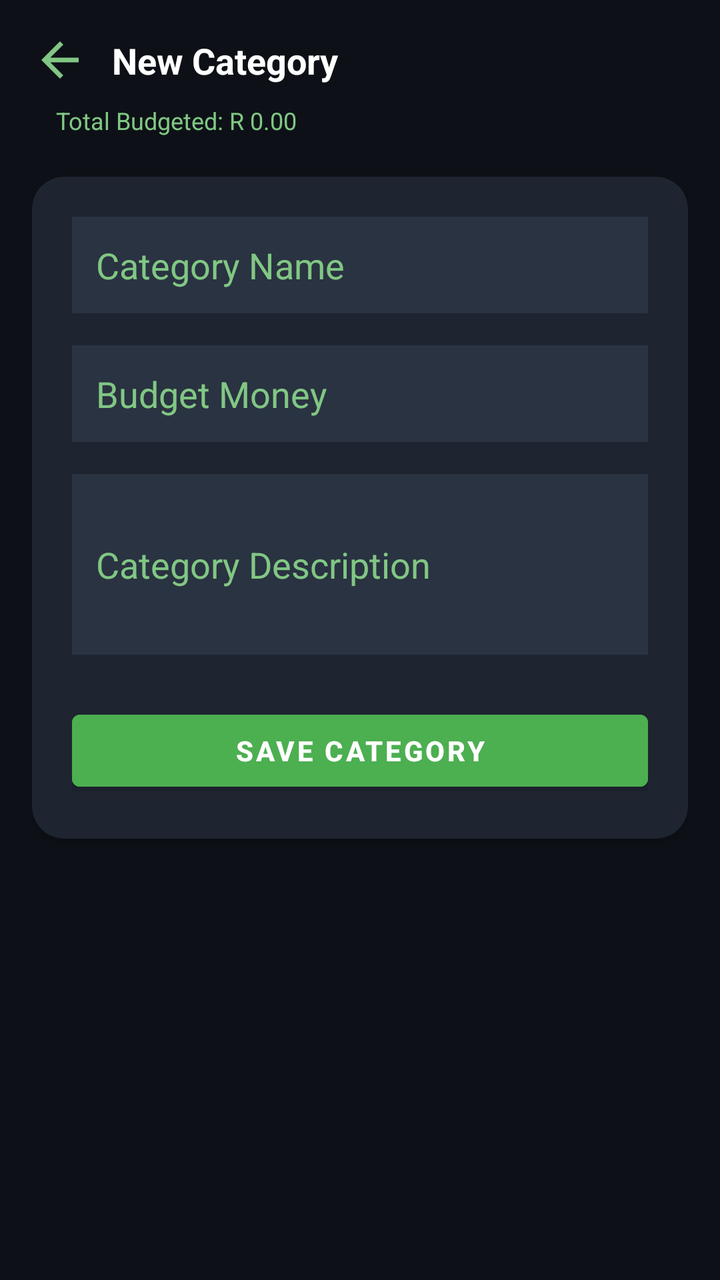
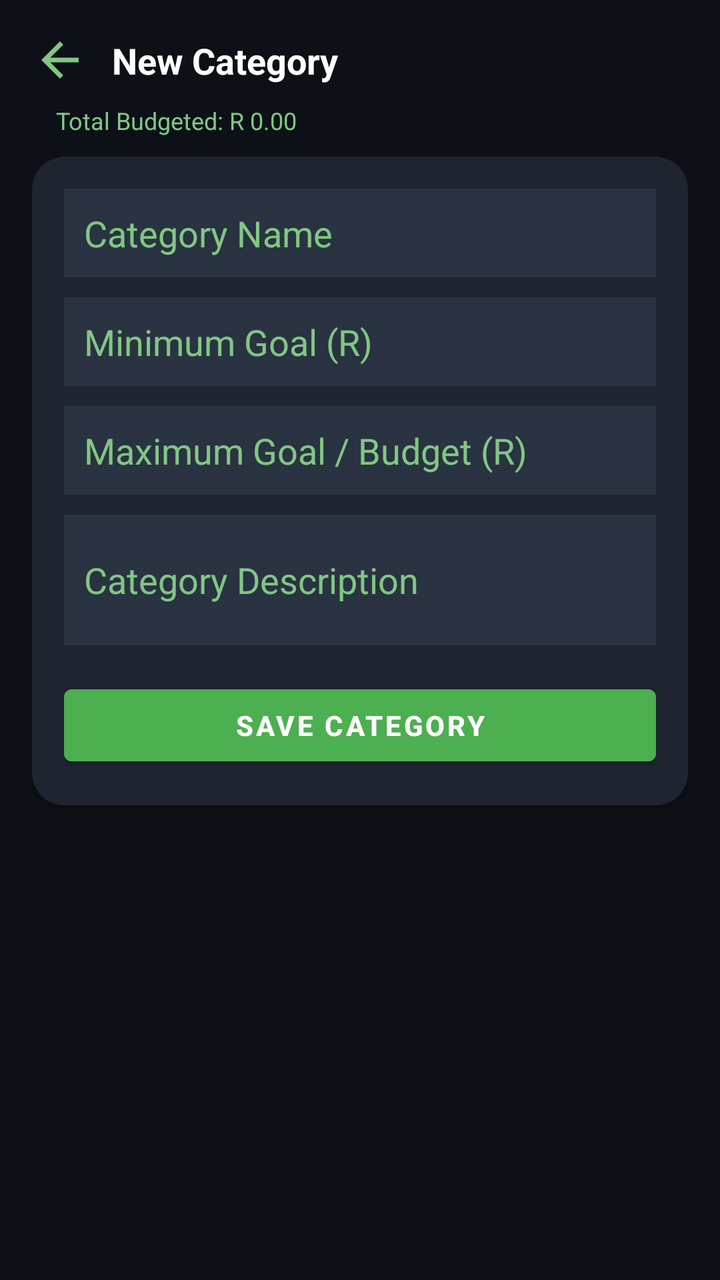

Compare the two renders of this Android layout. The source of the first and the diff that turns it into the second are given below.
<!-- AndroidManifest.xml: application theme Theme.BudgetasYouGO -->
<!-- res/layout/category_page.xml -->
<?xml version="1.0" encoding="utf-8"?>
<androidx.constraintlayout.widget.ConstraintLayout
    xmlns:android="http://schemas.android.com/apk/res/android"
    xmlns:app="http://schemas.android.com/apk/res-auto"
    xmlns:tools="http://schemas.android.com/tools"
    android:id="@+id/categoryLayout"
    android:layout_width="match_parent"
    android:layout_height="match_parent"
    android:padding="16dp"
    android:background="#0D1117"
    tools:context=".category">

    
    <ImageView
        android:id="@+id/backIcon"
        android:layout_width="28dp"
        android:layout_height="28dp"
        android:src="@drawable/arrow_back"
        android:contentDescription="Back"
        android:onClick="back_homes"
        app:tint="#81C784"
        app:layout_constraintTop_toTopOf="parent"
        app:layout_constraintStart_toStartOf="parent" />

    
    <TextView
        android:id="@+id/titleText"
        android:layout_width="wrap_content"
        android:layout_height="wrap_content"
        android:text="New Category"
        android:textSize="18sp"
        android:textColor="#FFFFFF"
        android:textStyle="bold"
        android:layout_marginStart="12dp"
        app:layout_constraintTop_toTopOf="parent"
        app:layout_constraintStart_toEndOf="@id/backIcon"
        app:layout_constraintBottom_toBottomOf="@id/backIcon" />

    <TextView
        android:id="@+id/totalSpendingView"
        android:layout_width="wrap_content"
        android:layout_height="wrap_content"
        android:text="Total Budgeted: R 0.00"
        android:textSize="12sp"
        android:textColor="#81C784"
        android:layout_marginStart="12dp"
        app:layout_constraintTop_toBottomOf="@id/backIcon"
        app:layout_constraintStart_toStartOf="parent"
        android:layout_marginTop="8dp" />

    
    <androidx.cardview.widget.CardView
        android:id="@+id/formCard"
        android:layout_width="0dp"
        android:layout_height="wrap_content"
        android:layout_marginTop="20dp"
        android:layout_marginBottom="16dp"
        app:cardElevation="2dp"
        app:cardCornerRadius="16dp"
        app:cardBackgroundColor="#1E2430"
        app:layout_constraintTop_toBottomOf="@id/totalSpendingView"
        app:layout_constraintStart_toStartOf="parent"
        app:layout_constraintEnd_toEndOf="parent">

        <LinearLayout
            android:layout_width="match_parent"
            android:layout_height="wrap_content"
            android:orientation="vertical"
            android:padding="20dp">

            
            <EditText
                android:id="@+id/categoryName"
                android:layout_width="match_parent"
                android:layout_height="wrap_content"
                android:hint="Category Name"
                android:textColor="#FFFFFF"
                android:textColorHint="#81C784"
                android:background="#2A3341"
                android:padding="12dp" />

            
            <EditText
                android:id="@+id/categoryBudget"
                android:layout_width="match_parent"
                android:layout_height="wrap_content"
                android:hint="Budget Money"
                android:inputType="numberDecimal"
                android:textColor="#FFFFFF"
                android:textColorHint="#81C784"
                android:background="#2A3341"
                android:padding="12dp"
                android:layout_marginTop="16dp"/>

            
            <EditText
                android:id="@+id/categoryDescription"
                android:layout_width="match_parent"
                android:layout_height="wrap_content"
                android:hint="Category Description"
                android:minLines="3"
                android:inputType="textMultiLine"
                android:textColor="#FFFFFF"
                android:textColorHint="#81C784"
                android:background="#2A3341"
                android:padding="12dp"
                android:layout_marginTop="16dp" />

            
            <Button
                android:id="@+id/saveCategoryButton"
                android:layout_width="match_parent"
                android:layout_height="48dp"
                android:text="SAVE CATEGORY"
                android:textColor="#FFFFFF"
                android:backgroundTint="#4CAF50"
                android:layout_gravity="center_horizontal"
                android:layout_marginTop="24dp"
                android:textStyle="bold"
                android:textSize="14sp" />

        </LinearLayout>
    </androidx.cardview.widget.CardView>

    
    <ScrollView
        android:layout_width="0dp"
        android:layout_height="0dp"
        android:layout_marginTop="16dp"
        android:fillViewport="true"
        app:layout_constraintTop_toBottomOf="@id/formCard"
        app:layout_constraintStart_toStartOf="parent"
        app:layout_constraintEnd_toEndOf="parent"
        app:layout_constraintBottom_toBottomOf="parent">

        <HorizontalScrollView
            android:layout_width="match_parent"
            android:layout_height="wrap_content"
            android:scrollbars="none">

            <LinearLayout
                android:layout_width="wrap_content"
                android:layout_height="wrap_content"
                android:orientation="vertical"
                android:paddingBottom="16dp"
                android:layout_gravity="center">

                
                <com.github.mikephil.charting.charts.BarChart
                    android:id="@+id/categoryChart"
                    android:layout_width="600dp"
                    android:layout_height="300dp"
                    android:visibility="gone" />

                
                <com.github.mikephil.charting.charts.PieChart
                    android:id="@+id/categoryPieChart"
                    android:layout_width="300dp"
                    android:layout_height="300dp"
                    android:layout_marginTop="16dp"
                    android:layout_gravity="center"
                    android:visibility="gone" />

            </LinearLayout>
        </HorizontalScrollView>
    </ScrollView>

</androidx.constraintlayout.widget.ConstraintLayout>
<!-- resources referenced by this layout -->
<resources>
  <!-- drawable arrow_back (drawable) -->
  <vector xmlns:android="http://schemas.android.com/apk/res/android"
      android:width="24dp"
      android:height="24dp"
      android:viewportWidth="24"
      android:viewportHeight="24">
      <path
          android:fillColor="#FF000000"
          android:pathData="M20,11H7.83l5.59-5.59L12,4l-8,8 8,8 1.41-1.41L7.83,13H20v-2z"/>
  </vector>
  <style name="Theme.BudgetasYouGO" parent="Theme.MaterialComponents.NoActionBar">
          
          <item name="colorPrimary">@color/purple_500</item>
          <item name="colorPrimaryVariant">@color/purple_700</item>
          <item name="colorOnPrimary">@color/white</item>
          
          <item name="colorSecondary">@color/teal_200</item>
          <item name="colorSecondaryVariant">@color/teal_700</item>
          <item name="colorOnSecondary">@color/black</item>
          
          <item name="android:statusBarColor">?attr/colorPrimaryVariant</item>
          
      </style>
  <color name="purple_500">#FF6200EE</color>
  <color name="purple_700">#FF3700B3</color>
  <color name="white">#FFFFFFFF</color>
  <color name="teal_200">#FF03DAC5</color>
  <color name="teal_700">#FF018786</color>
  <color name="black">#FF000000</color>
</resources>

<!-- the commit's change to res/layout/category_page.xml (unified diff, before → after) -->
@@ -53,7 +53,7 @@
         android:id="@+id/formCard"
         android:layout_width="0dp"
         android:layout_height="wrap_content"
-        android:layout_marginTop="20dp"
+        android:layout_marginTop="10dp"
         android:layout_marginBottom="16dp"
         app:cardElevation="2dp"
         app:cardCornerRadius="16dp"
@@ -66,7 +66,7 @@
             android:layout_width="match_parent"
             android:layout_height="wrap_content"
             android:orientation="vertical"
-            android:padding="20dp">
+            android:padding="16dp">
 
             
             <EditText
@@ -77,20 +77,33 @@
                 android:textColor="#FFFFFF"
                 android:textColorHint="#81C784"
                 android:background="#2A3341"
-                android:padding="12dp" />
+                android:padding="10dp" />
+
+            
+            <EditText
+                android:id="@+id/categoryMinGoal"
+                android:layout_width="match_parent"
+                android:layout_height="wrap_content"
+                android:hint="Minimum Goal (R)"
+                android:inputType="numberDecimal"
+                android:textColor="#FFFFFF"
+                android:textColorHint="#81C784"
+                android:background="#2A3341"
+                android:padding="10dp"
+                android:layout_marginTop="10dp"/>
 
             
             <EditText
                 android:id="@+id/categoryBudget"
                 android:layout_width="match_parent"
                 android:layout_height="wrap_content"
-                android:hint="Budget Money"
+                android:hint="Maximum Goal / Budget (R)"
                 android:inputType="numberDecimal"
                 android:textColor="#FFFFFF"
                 android:textColorHint="#81C784"
                 android:background="#2A3341"
-                android:padding="12dp"
-                android:layout_marginTop="16dp"/>
+                android:padding="10dp"
+                android:layout_marginTop="10dp"/>
 
             
             <EditText
@@ -98,13 +111,13 @@
                 android:layout_width="match_parent"
                 android:layout_height="wrap_content"
                 android:hint="Category Description"
-                android:minLines="3"
+                android:minLines="2"
                 android:inputType="textMultiLine"
                 android:textColor="#FFFFFF"
                 android:textColorHint="#81C784"
                 android:background="#2A3341"
-                android:padding="12dp"
-                android:layout_marginTop="16dp" />
+                android:padding="10dp"
+                android:layout_marginTop="10dp" />
 
             
             <Button
@@ -115,7 +128,7 @@
                 android:textColor="#FFFFFF"
                 android:backgroundTint="#4CAF50"
                 android:layout_gravity="center_horizontal"
-                android:layout_marginTop="24dp"
+                android:layout_marginTop="16dp"
                 android:textStyle="bold"
                 android:textSize="14sp" />
 
@@ -126,43 +139,36 @@
     <ScrollView
         android:layout_width="0dp"
         android:layout_height="0dp"
-        android:layout_marginTop="16dp"
+        android:layout_marginTop="8dp"
         android:fillViewport="true"
         app:layout_constraintTop_toBottomOf="@id/formCard"
         app:layout_constraintStart_toStartOf="parent"
         app:layout_constraintEnd_toEndOf="parent"
         app:layout_constraintBottom_toBottomOf="parent">
 
-        <HorizontalScrollView
+        <LinearLayout
             android:layout_width="match_parent"
             android:layout_height="wrap_content"
-            android:scrollbars="none">
+            android:orientation="vertical"
+            android:paddingBottom="16dp">
 
-            <LinearLayout
-                android:layout_width="wrap_content"
-                android:layout_height="wrap_content"
-                android:orientation="vertical"
-                android:paddingBottom="16dp"
-                android:layout_gravity="center">
+            
+            <com.github.mikephil.charting.charts.BarChart
+                android:id="@+id/categoryChart"
+                android:layout_width="match_parent"
+                android:layout_height="250dp"
+                android:visibility="gone" />
 
-                
-                <com.github.mikephil.charting.charts.BarChart
-                    android:id="@+id/categoryChart"
-                    android:layout_width="600dp"
-                    android:layout_height="300dp"
-                    android:visibility="gone" />
+            
+            <com.github.mikephil.charting.charts.PieChart
+                android:id="@+id/categoryPieChart"
+                android:layout_width="250dp"
+                android:layout_height="250dp"
+                android:layout_marginTop="10dp"
+                android:layout_gravity="center"
+                android:visibility="gone" />
 
-                
-                <com.github.mikephil.charting.charts.PieChart
-                    android:id="@+id/categoryPieChart"
-                    android:layout_width="300dp"
-                    android:layout_height="300dp"
-                    android:layout_marginTop="16dp"
-                    android:layout_gravity="center"
-                    android:visibility="gone" />
-
-            </LinearLayout>
-        </HorizontalScrollView>
+        </LinearLayout>
     </ScrollView>
 
 </androidx.constraintlayout.widget.ConstraintLayout>
